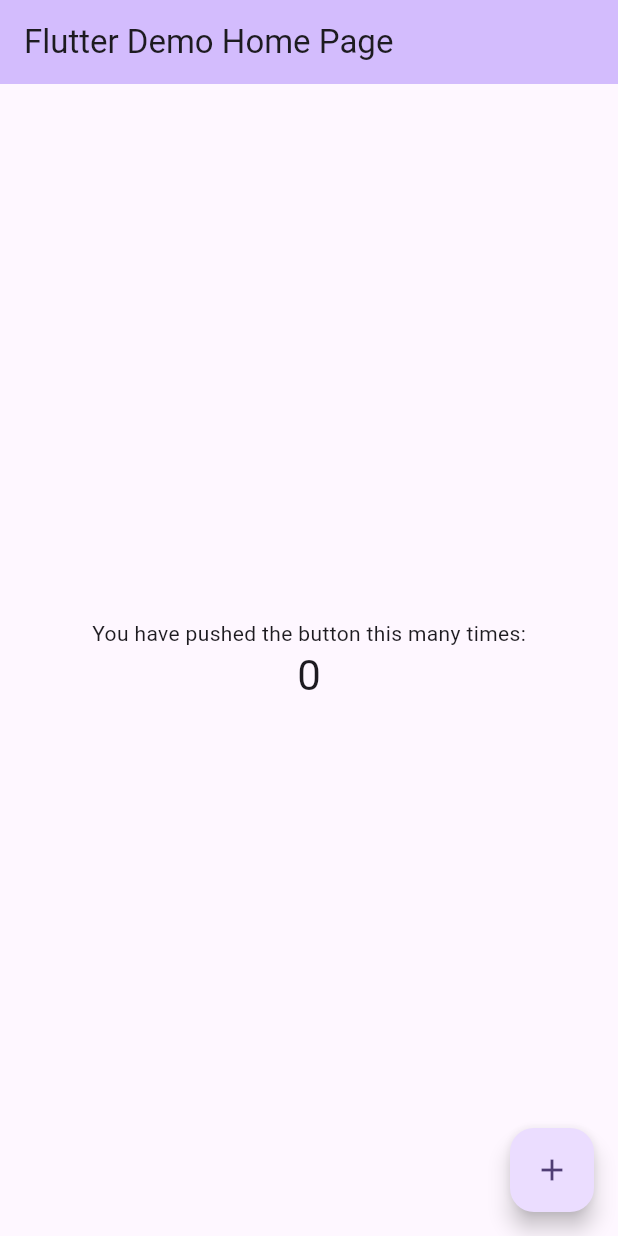
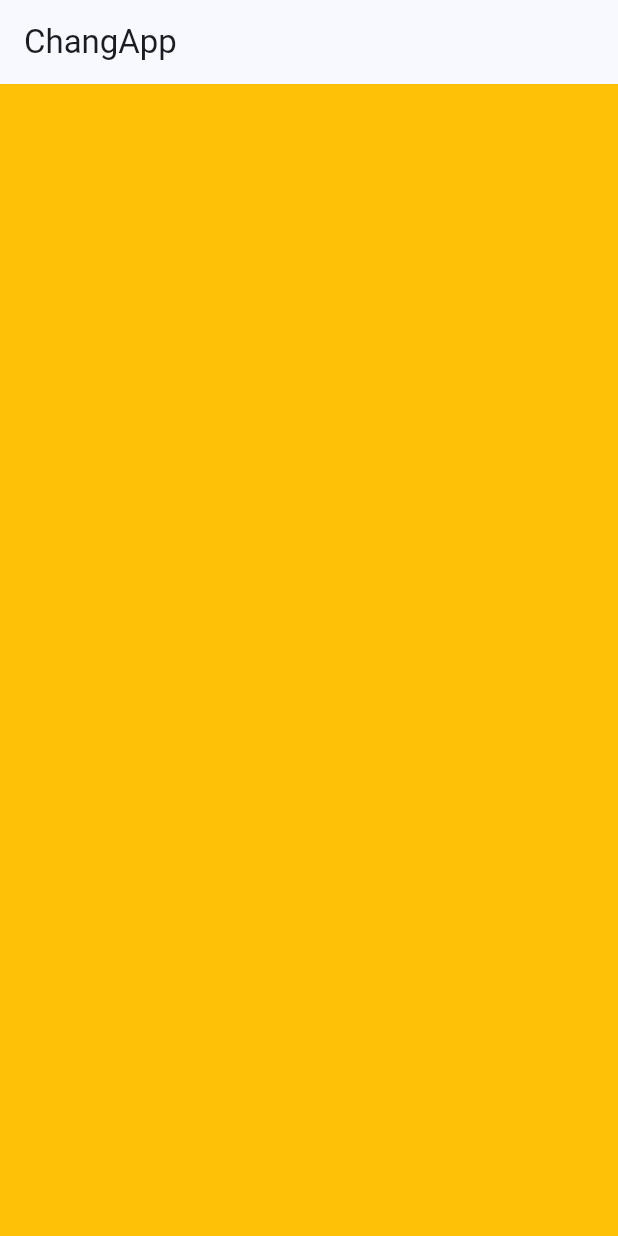
Before and after one commit to gonzacabrera2506/changapp, a Flutter app: the screen it shows after launch, on a phone screen of 412 x 824 dp. Run offline on Flutter 3.47's test engine with Material 2 defaults, Android fonts, the phone set to English and light mode, and no system bars.

Commit message:
ADD: homeScreen

```diff
--- /dev/null
+++ b/lib/config/theme/app_theme.dart
@@ -0,0 +1,29 @@
+import 'package:flutter/material.dart';
+
+const Color _customColor = Color(0xFF49149F);
+
+const List<Color> _colorThemes = [
+  _customColor,
+  Colors.blue,
+  Colors.teal,
+  Colors.green,
+  Colors.yellow,
+  Colors.orange,
+  Colors.pink,
+];
+
+class AppTheme {
+  final int selectedColor;
+
+  AppTheme({this.selectedColor = 0})
+      : assert(selectedColor >= 0 && selectedColor <= _colorThemes.length - 1,
+            'Colors must be between 0 and ${_colorThemes.length}');
+
+  ThemeData theme() {
+    return ThemeData(
+      useMaterial3: true,
+      colorSchemeSeed: _colorThemes[selectedColor],
+      // brightness: Brightness.dark
+    );
+  }
+}
--- a/lib/main.dart
+++ b/lib/main.dart
@@ -1,125 +1,19 @@
+import 'package:changapp/config/theme/app_theme.dart';
+import 'package:changapp/screens/home_screen.dart';
 import 'package:flutter/material.dart';
 
-void main() {
-  runApp(const MyApp());
-}
+void main() => runApp(const MyApp());
 
 class MyApp extends StatelessWidget {
   const MyApp({super.key});
 
-  // This widget is the root of your application.
   @override
   Widget build(BuildContext context) {
     return MaterialApp(
-      title: 'Flutter Demo',
-      theme: ThemeData(
-        // This is the theme of your application.
-        //
-        // TRY THIS: Try running your application with "flutter run". You'll see
-        // the application has a blue toolbar. Then, without quitting the app,
-        // try changing the seedColor in the colorScheme below to Colors.green
-        // and then invoke "hot reload" (save your changes or press the "hot
-        // reload" button in a Flutter-supported IDE, or press "r" if you used
-        // the command line to start the app).
-        //
-        // Notice that the counter didn't reset back to zero; the application
-        // state is not lost during the reload. To reset the state, use hot
-        // restart instead.
-        //
-        // This works for code too, not just values: Most code changes can be
-        // tested with just a hot reload.
-        colorScheme: ColorScheme.fromSeed(seedColor: Colors.deepPurple),
-        useMaterial3: true,
-      ),
-      home: const MyHomePage(title: 'Flutter Demo Home Page'),
+      title: 'ChangApp',
+      debugShowCheckedModeBanner: false,
+      theme: AppTheme(selectedColor: 1).theme(),
+      home: const HomeScreen(),
     );
   }
 }
-
-class MyHomePage extends StatefulWidget {
-  const MyHomePage({super.key, required this.title});
-
-  // This widget is the home page of your application. It is stateful, meaning
-  // that it has a State object (defined below) that contains fields that affect
-  // how it looks.
-
-  // This class is the configuration for the state. It holds the values (in this
-  // case the title) provided by the parent (in this case the App widget) and
-  // used by the build method of the State. Fields in a Widget subclass are
-  // always marked "final".
-
-  final String title;
-
-  @override
-  State<MyHomePage> createState() => _MyHomePageState();
-}
-
-class _MyHomePageState extends State<MyHomePage> {
-  int _counter = 0;
-
-  void _incrementCounter() {
-    setState(() {
-      // This call to setState tells the Flutter framework that something has
-      // changed in this State, which causes it to rerun the build method below
-      // so that the display can reflect the updated values. If we changed
-      // _counter without calling setState(), then the build method would not be
-      // called again, and so nothing would appear to happen.
-      _counter++;
-    });
-  }
-
-  @override
-  Widget build(BuildContext context) {
-    // This method is rerun every time setState is called, for instance as done
-    // by the _incrementCounter method above.
-    //
-    // The Flutter framework has been optimized to make rerunning build methods
-    // fast, so that you can just rebuild anything that needs updating rather
-    // than having to individually change instances of widgets.
-    return Scaffold(
-      appBar: AppBar(
-        // TRY THIS: Try changing the color here to a specific color (to
-        // Colors.amber, perhaps?) and trigger a hot reload to see the AppBar
-        // change color while the other colors stay the same.
-        backgroundColor: Theme.of(context).colorScheme.inversePrimary,
-        // Here we take the value from the MyHomePage object that was created by
-        // the App.build method, and use it to set our appbar title.
-        title: Text(widget.title),
-      ),
-      body: Center(
-        // Center is a layout widget. It takes a single child and positions it
-        // in the middle of the parent.
-        child: Column(
-          // Column is also a layout widget. It takes a list of children and
-          // arranges them vertically. By default, it sizes itself to fit its
-          // children horizontally, and tries to be as tall as its parent.
-          //
-          // Column has various properties to control how it sizes itself and
-          // how it positions its children. Here we use mainAxisAlignment to
-          // center the children vertically; the main axis here is the vertical
-          // axis because Columns are vertical (the cross axis would be
-          // horizontal).
-          //
-          // TRY THIS: Invoke "debug painting" (choose the "Toggle Debug Paint"
-          // action in the IDE, or press "p" in the console), to see the
-          // wireframe for each widget.
-          mainAxisAlignment: MainAxisAlignment.center,
-          children: <Widget>[
-            const Text(
-              'You have pushed the button this many times:',
-            ),
-            Text(
-              '$_counter',
-              style: Theme.of(context).textTheme.headlineMedium,
-            ),
-          ],
-        ),
-      ),
-      floatingActionButton: FloatingActionButton(
-        onPressed: _incrementCounter,
-        tooltip: 'Increment',
-        child: const Icon(Icons.add),
-      ), // This trailing comma makes auto-formatting nicer for build methods.
-    );
-  }
-}
--- /dev/null
+++ b/lib/screens/home_screen.dart
@@ -0,0 +1,15 @@
+import 'package:flutter/material.dart';
+
+class HomeScreen extends StatelessWidget {
+  const HomeScreen({super.key});
+
+  @override
+  Widget build(BuildContext context) {
+    return Scaffold(
+        backgroundColor: Colors.amber,
+        appBar: AppBar(
+          title: const Text("ChangApp"),
+          //leading: Image.asset(name),
+        ));
+  }
+}
```
